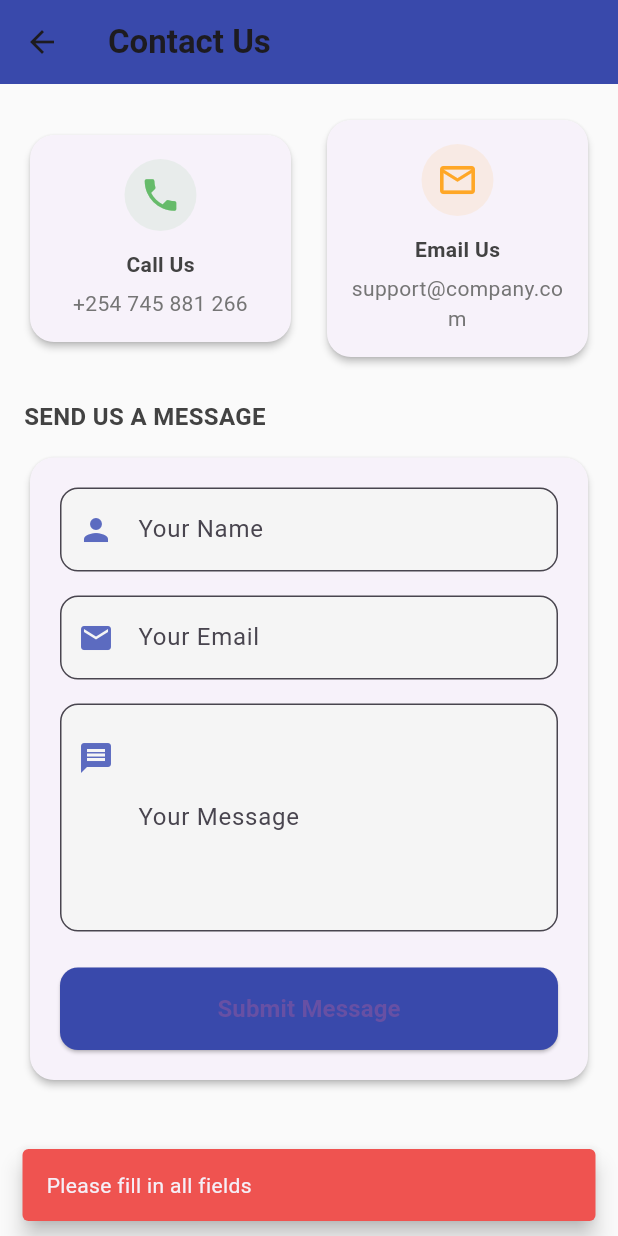
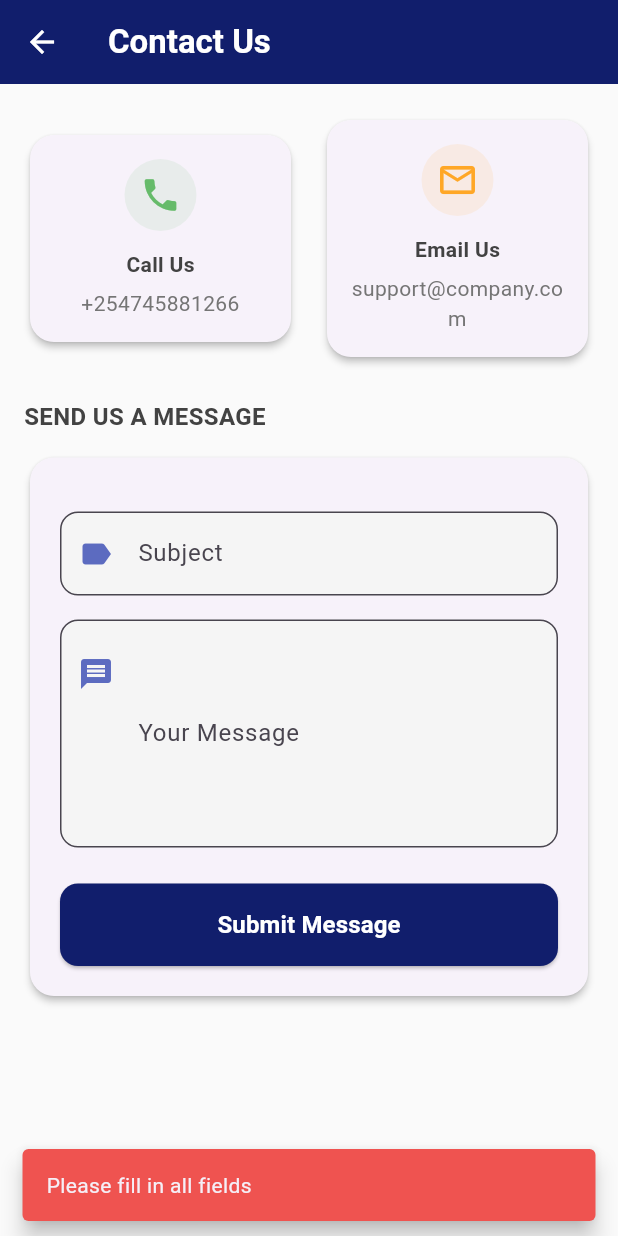
Before and after one commit to GloriaChebe/donorApp, a Flutter app: the ContactUsPage screen opened by its route, after a tap on "Submit Message", on a phone screen of 412 x 824 dp. Run offline on Flutter 3.47's test engine with Material 3 defaults, Android fonts, the phone set to English and light mode, and no system bars; our stand-ins replace cached_network_image, email_validator, get, get_storage, google_nav_bar, image_picker and 1 more; accounts and stored records are empty; network calls fail.

```diff
--- a/donation/lib/main.dart
+++ b/donation/lib/main.dart
@@ -12,8 +12,9 @@ import 'package:get/get.dart';
 import 'package:get_storage/get_storage.dart';
 import 'views/nav.dart';
 
-void main() async{
-await GetStorage.init();
+Future<void> main() async {
+  WidgetsFlutterBinding.ensureInitialized();
+  await GetStorage.init();
   runApp(MyApp());
 }
 
--- a/donation/lib/views/contactUs.dart
+++ b/donation/lib/views/contactUs.dart
@@ -1,27 +1,30 @@
 import 'package:flutter/material.dart';
+import 'package:flutter_application_1/configs/constants.dart';
+import 'package:url_launcher/url_launcher.dart';
 
 class ContactUsPage extends StatelessWidget {
-  final TextEditingController _emailController = TextEditingController();
+
   final TextEditingController _messageController = TextEditingController();
-  final TextEditingController _nameController = TextEditingController();
+  final TextEditingController _subjectController = TextEditingController();
 
   @override
   Widget build(BuildContext context) {
     return Scaffold(
       backgroundColor: Colors.grey[50],
       appBar: AppBar(
+        automaticallyImplyLeading: true,foregroundColor: appwhiteColor,
         elevation: 0,
         title: Text(
           "Contact Us",
-          style: TextStyle(fontWeight: FontWeight.bold),
+          style: TextStyle(fontWeight: FontWeight.bold,color: Colors.white),
         ),
-        backgroundColor: Colors.indigo[600],
+        backgroundColor: primaryColor,
       ),
       body: SingleChildScrollView(
         child: Column(
           crossAxisAlignment: CrossAxisAlignment.start,
           children: [
-            // Header Banner
+
 
 
             SizedBox(height: 20),
@@ -36,7 +39,7 @@ class ContactUsPage extends StatelessWidget {
                       context,
                       Icons.phone,
                       "Call Us",
-                      "+254 745 881 266",
+                      "+254745881266",
                       Colors.green[400]!,
                     ),
                   ),
@@ -84,11 +87,14 @@ class ContactUsPage extends StatelessWidget {
                   child: Column(
                     crossAxisAlignment: CrossAxisAlignment.start,
                     children: [
-                      // Name Field
+
+                      SizedBox(height: 16),
+
+                      // Email Field
                       TextField(
-                        controller: _nameController,
+                        controller: _subjectController,
                         decoration: InputDecoration(
-                          labelText: "Your Name",
+                          labelText: "Subject",
                           border: OutlineInputBorder(
                             borderRadius: BorderRadius.circular(12),
                             borderSide: BorderSide(color: Colors.grey[300]!),
@@ -97,28 +103,7 @@ class ContactUsPage extends StatelessWidget {
                             borderRadius: BorderRadius.circular(12),
                             borderSide: BorderSide(color: Colors.indigo[600]!, width: 2),
                           ),
-                          prefixIcon: Icon(Icons.person, color: Colors.indigo[400]),
-                          filled: true,
-                          fillColor: Colors.grey[100],
-                          contentPadding: EdgeInsets.symmetric(horizontal: 16, vertical: 16),
-                        ),
-                      ),
-                      SizedBox(height: 16),
-
-                      // Email Field
-                      TextField(
-                        controller: _emailController,
-                        decoration: InputDecoration(
-                          labelText: "Your Email",
-                          border: OutlineInputBorder(
-                            borderRadius: BorderRadius.circular(12),
-                            borderSide: BorderSide(color: Colors.grey[300]!),
-                          ),
-                          focusedBorder: OutlineInputBorder(
-                            borderRadius: BorderRadius.circular(12),
-                            borderSide: BorderSide(color: Colors.indigo[600]!, width: 2),
-                          ),
-                          prefixIcon: Icon(Icons.email, color: Colors.indigo[400]),
+                          prefixIcon: Icon(Icons.label, color: Colors.indigo[400]),
                           filled: true,
                           fillColor: Colors.grey[100],
                           contentPadding: EdgeInsets.symmetric(horizontal: 16, vertical: 16),
@@ -132,7 +117,7 @@ class ContactUsPage extends StatelessWidget {
                         controller: _messageController,
                         decoration: InputDecoration(
                           labelText: "Your Message",
-                          hintText: "Tell us how we can help you...",
+                          //hintText: "Tell us how we can help you...",
                           border: OutlineInputBorder(
                             borderRadius: BorderRadius.circular(12),
                             borderSide: BorderSide(color: Colors.grey[300]!),
@@ -159,11 +144,11 @@ class ContactUsPage extends StatelessWidget {
                         child: ElevatedButton(
                           onPressed: () {
                             // Handle form submission
-                            final name = _nameController.text;
-                            final email = _emailController.text;
+
+                            final subject = _subjectController.text;
                             final message = _messageController.text;
 
-                            if (name.isEmpty || email.isEmpty || message.isEmpty) {
+                            if (subject.isEmpty || message.isEmpty) {
                               ScaffoldMessenger.of(context).showSnackBar(
                                 SnackBar(
                                   content: Text("Please fill in all fields"),
@@ -185,21 +170,22 @@ class ContactUsPage extends StatelessWidget {
                                   behavior: SnackBarBehavior.floating,
                                 ),
                               );
-                              _nameController.clear();
-                              _emailController.clear();
+
+                              _subjectController.clear();
                               _messageController.clear();
                             }
                           },
                           child: Text(
                             "Submit Message",
                             style: TextStyle(
+                              color: appwhiteColor,
                               fontSize: 16,
                               fontWeight: FontWeight.bold,
                             ),
                           ),
                           style: ElevatedButton.styleFrom(
                             padding: EdgeInsets.symmetric(vertical: 16),
-                            backgroundColor: Colors.indigo[600],
+                            backgroundColor: primaryColor,
                             shape: RoundedRectangleBorder(
                               borderRadius: BorderRadius.circular(12),
                             ),
@@ -220,7 +206,23 @@ class ContactUsPage extends StatelessWidget {
   }
 
   Widget _buildContactCard(BuildContext context, IconData icon, String title, String content, Color color) {
-    return Card(
+    return GestureDetector(
+      onTap: () async {
+        print("Call Us tapped");
+        final Uri phoneUri = Uri(scheme: 'tel', path: content);
+        try {
+          await launchUrl(phoneUri);
+        } catch (e) {
+          print("Error: $e");
+          ScaffoldMessenger.of(context).showSnackBar(
+            SnackBar(
+              content: Text("Unable to open phone dialer: $e"),
+              backgroundColor: Colors.red[400],
+            ),
+          );
+        }
+      },
+      child: Card(
         elevation: 2,
         shape: RoundedRectangleBorder(
           borderRadius: BorderRadius.circular(16),
@@ -262,6 +264,7 @@ class ContactUsPage extends StatelessWidget {
             ],
           ),
         ),
+      ),
     );
   }
 }
--- a/donation/lib/views/donate.dart
+++ b/donation/lib/views/donate.dart
@@ -1,5 +1,5 @@
 import 'dart:convert';
-import 'dart:ffi';
+
 
 import 'package:flutter/material.dart';
 import 'package:flutter/services.dart';
--- a/donation/pubspec.yaml
+++ b/donation/pubspec.yaml
@@ -38,6 +38,7 @@ dependencies:
   http: ^1.3.0
   get_storage: ^2.1.1
   cached_network_image: ^3.4.1
+  url_launcher: ^6.1.7
   # The following adds the Cupertino Icons font to your application.
   # Use with the CupertinoIcons class for iOS style icons.
   cupertino_icons: ^1.0.6
```
Also changed, not shown: donation/lib/controllers/donationController.dart (+10 -4 lines), donation/lib/models/donationModel.dart (+20 -20 lines), donation/lib/views/admin/manageDonations.dart (+84 -35 lines), donation/pubspec.lock, 10 other files. Lines whose indentation alone changed are shown as unchanged.
